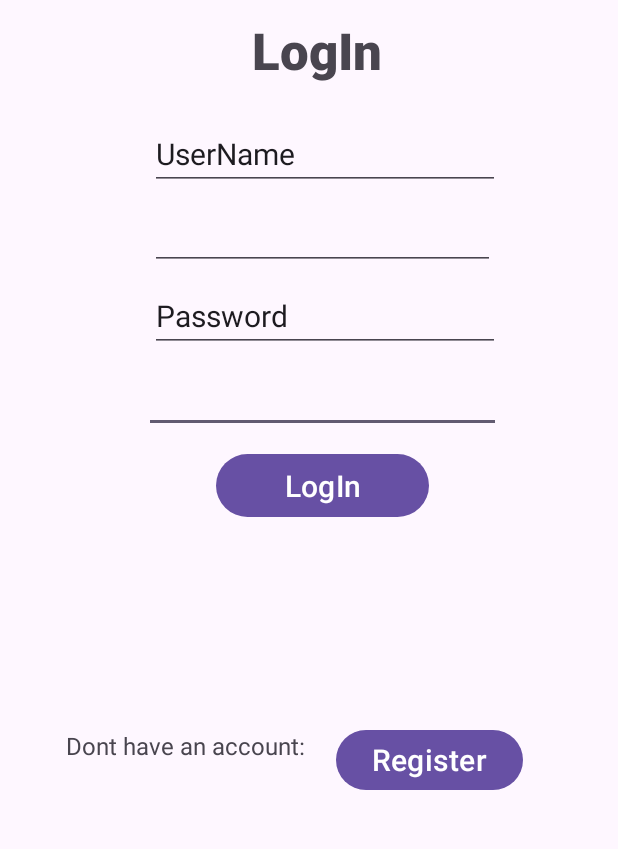
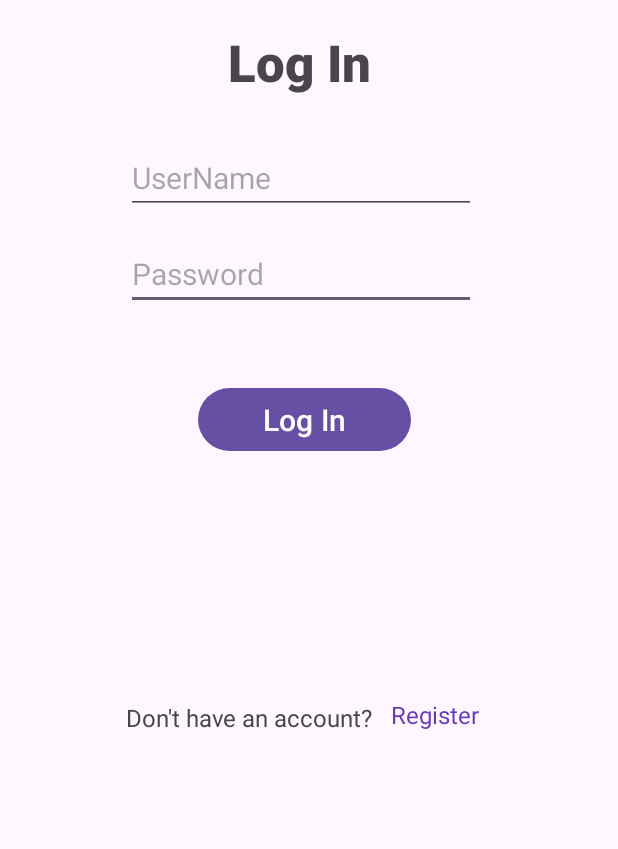
Before and after one commit to lindoishere/BlackRock_OPSY, an Android app: the screen it shows after launch (MainActivity), on a phone screen of 412 x 824 dp, the part 314-1163 px from its top. Run offline under Robolectric (Android 15) with nearby library versions, the phone set to English and light mode, and no system bars; our stand-ins replace Firebase (no records; nobody signed in at launch, a user with empty details on screens opened directly); 2 statements that could not run were skipped.

Commit message:
Added changes to login display and register link applied on login

```diff
--- a/app/src/main/java/com/example/blackrock_opsy/MainActivity.kt
+++ b/app/src/main/java/com/example/blackrock_opsy/MainActivity.kt
@@ -9,6 +9,8 @@ import android.widget.Toast
 import androidx.appcompat.app.AppCompatActivity
 import com.google.firebase.auth.FirebaseAuth
 import com.google.firebase.auth.FirebaseUser
+import android.view.View
+
 
 
 class MainActivity : AppCompatActivity() {
@@ -49,4 +51,13 @@ class MainActivity : AppCompatActivity() {
 
 
     }
+
+    //on-click event for the registration link
+    fun onRegisterLinkClick(view: View) {
+        // Implement the logic to navigate to the new page when the link is clicked
+        // For example:
+
+        val intent = Intent(this, Register:: class.java)
+        startActivity(intent)
+    }
 }
--- a/app/src/main/java/com/example/blackrock_opsy/Register.kt
+++ b/app/src/main/java/com/example/blackrock_opsy/Register.kt
@@ -8,6 +8,8 @@ import android.widget.EditText
 import android.widget.Toast
 import com.google.firebase.FirebaseApp
 import com.google.firebase.auth.FirebaseAuth
+import android.view.View
+
 
 class Register : AppCompatActivity() {
 
--- a/app/src/main/res/layout/activity_main.xml
+++ b/app/src/main/res/layout/activity_main.xml
@@ -7,96 +7,50 @@
     tools:context=".MainActivity">
 
     <EditText
-        android:id="@+id/edtPassword2"
-        android:layout_width="238dp"
-        android:layout_height="46dp"
-        android:layout_marginStart="96dp"
-        android:layout_marginTop="452dp"
-        android:ems="10"
-        android:inputType="textPassword"
-        app:layout_constraintStart_toStartOf="parent"
-        app:layout_constraintTop_toTopOf="parent" />
-
-    <EditText
-        android:id="@+id/edtUName2"
+        android:id="@+id/tb_password"
         android:layout_width="wrap_content"
         android:layout_height="wrap_content"
-        android:layout_marginStart="100dp"
-        android:layout_marginTop="396dp"
+        android:layout_marginStart="84dp"
+        android:layout_marginTop="368dp"
         android:ems="10"
-        android:inputType="text"
-        android:text="Password"
+        android:hint="Password"
+        android:inputType="textPassword"
         android:textSize="20sp"
         app:layout_constraintStart_toStartOf="parent"
         app:layout_constraintTop_toTopOf="parent" />
 
-    <EditText
-        android:id="@+id/edtPassword"
-        android:layout_width="230dp"
-        android:layout_height="49dp"
-        android:layout_marginStart="100dp"
-        android:layout_marginTop="340dp"
-        android:ems="10"
-        android:inputType="textPassword"
-        app:layout_constraintStart_toStartOf="parent"
-        app:layout_constraintTop_toTopOf="parent" />
-
     <TextView
-        android:id="@+id/textView2"
-        android:layout_width="wrap_content"
-        android:layout_height="wrap_content"
-        android:text="Dont have an account:"
-        android:textSize="16sp"
-        app:layout_constraintBottom_toBottomOf="parent"
-        app:layout_constraintEnd_toEndOf="parent"
-        app:layout_constraintHorizontal_bias="0.174"
-        app:layout_constraintStart_toStartOf="parent"
-        app:layout_constraintTop_toTopOf="parent"
-        app:layout_constraintVertical_bias="0.867" />
-
-    <TextView
-        android:id="@+id/textView"
+        android:id="@+id/login_text"
         android:layout_width="122dp"
         android:layout_height="48dp"
-        android:layout_marginStart="168dp"
-        android:layout_marginTop="220dp"
+        android:layout_marginStart="152dp"
+        android:layout_marginTop="228dp"
         android:fontFamily="sans-serif-black"
-        android:text="LogIn"
+        android:text="Log In"
         android:textSize="34sp"
         app:layout_constraintStart_toStartOf="parent"
         app:layout_constraintTop_toTopOf="parent" />
 
     <EditText
-        android:id="@+id/edtUName"
+        android:id="@+id/tb_username"
         android:layout_width="wrap_content"
         android:layout_height="wrap_content"
-        android:layout_marginStart="100dp"
-        android:layout_marginTop="288dp"
+        android:layout_marginStart="84dp"
+        android:layout_marginTop="304dp"
         android:ems="10"
+        android:hint="UserName"
         android:inputType="text"
-        android:text="UserName"
         android:textSize="20sp"
         app:layout_constraintStart_toStartOf="parent"
         app:layout_constraintTop_toTopOf="parent" />
 
     <Button
-        android:id="@+id/btnRegister"
-        android:layout_width="wrap_content"
-        android:layout_height="wrap_content"
-        android:layout_marginStart="224dp"
-        android:layout_marginBottom="84dp"
-        android:text="Register"
-        android:textSize="20sp"
-        app:layout_constraintBottom_toBottomOf="parent"
-        app:layout_constraintStart_toStartOf="parent" />
-
-    <Button
         android:id="@+id/btnLogIn"
         android:layout_width="142dp"
         android:layout_height="50dp"
-        android:layout_marginStart="144dp"
-        android:layout_marginTop="508dp"
-        android:text="LogIn"
+        android:layout_marginStart="132dp"
+        android:layout_marginTop="464dp"
+        android:text="Log In"
         android:textColorHighlight="#6A6868"
         android:textSize="20sp"
         app:layout_constraintStart_toStartOf="parent"
@@ -110,4 +64,32 @@
         app:layout_constraintTop_toTopOf="parent"
         app:srcCompat="@drawable/logo" />
 
+    <TextView
+        android:id="@+id/textView2"
+        android:layout_width="wrap_content"
+        android:layout_height="wrap_content"
+        android:layout_marginStart="84dp"
+        android:text="Don't have an account? "
+        android:textSize="16sp"
+        app:layout_constraintBottom_toBottomOf="parent"
+        app:layout_constraintStart_toStartOf="parent"
+        app:layout_constraintTop_toTopOf="parent"
+        app:layout_constraintVertical_bias="0.844" />
+
+    <TextView
+        android:id="@+id/btnRegister"
+        android:layout_width="wrap_content"
+        android:layout_height="wrap_content"
+        android:layout_marginStart="8dp"
+        android:clickable="true"
+        android:onClick="onRegisterLinkClick"
+        android:text="Register"
+        android:textColor="#673AB7"
+        android:textSize="16sp"
+        app:layout_constraintBottom_toBottomOf="parent"
+        app:layout_constraintStart_toEndOf="@id/textView2"
+        app:layout_constraintTop_toTopOf="parent"
+        app:layout_constraintVertical_bias="0.841" />
+
+
 </androidx.constraintlayout.widget.ConstraintLayout>
```
